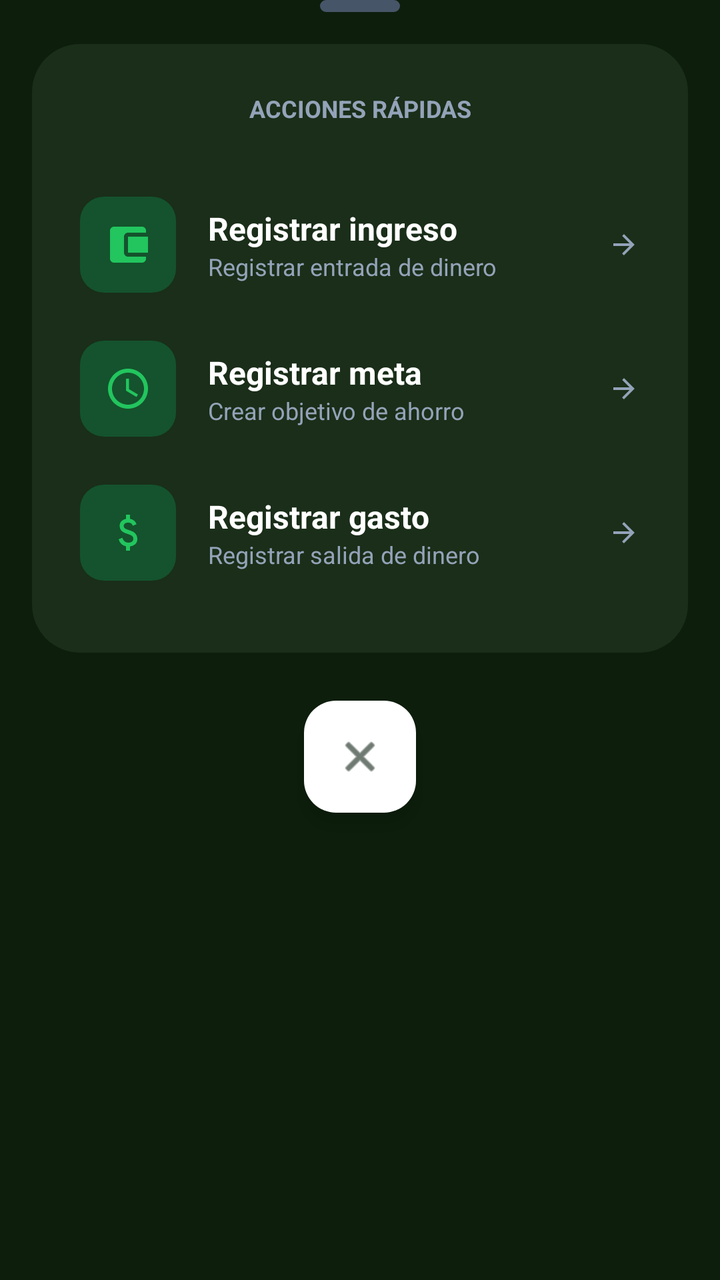
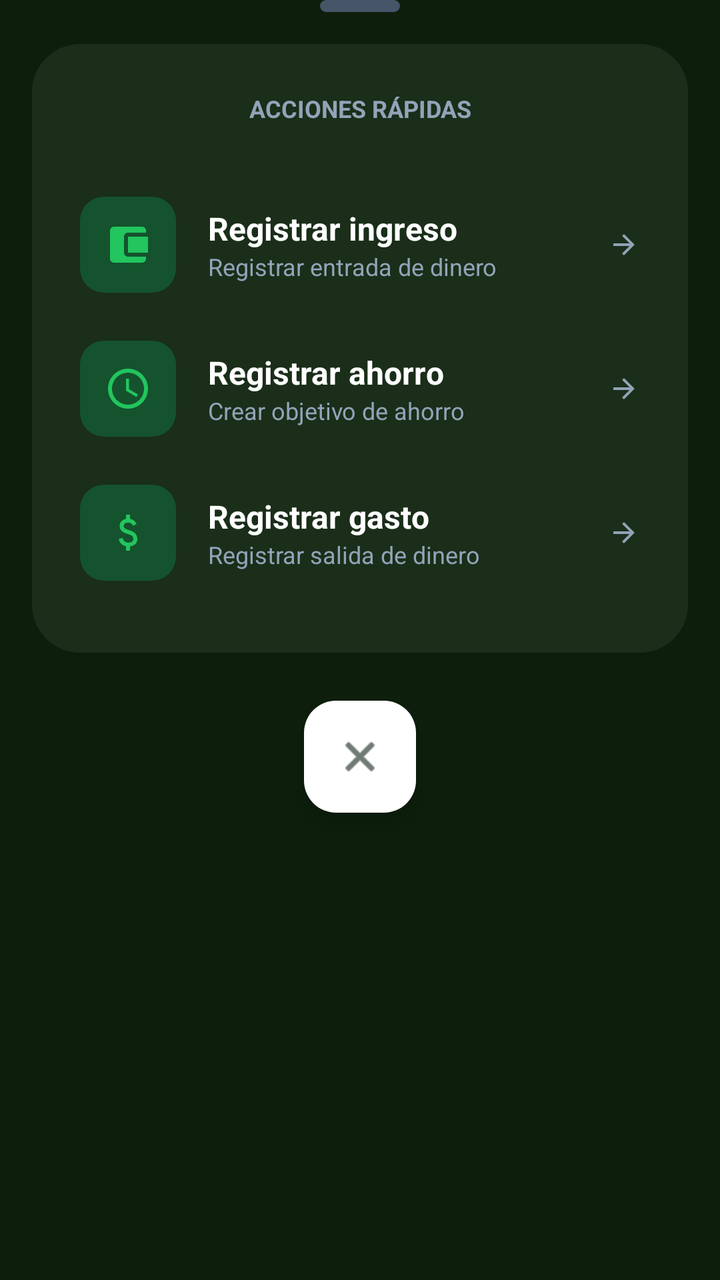

Compare the two renders of this Android layout. The source of the first and the diff that turns it into the second are given below.
<!-- AndroidManifest.xml: application theme Theme.IngresosGastosApp -->
<!-- res/layout/fragment_quick_actions.xml -->
<?xml version="1.0" encoding="utf-8"?>

<LinearLayout xmlns:android="http://schemas.android.com/apk/res/android"
    xmlns:app="http://schemas.android.com/apk/res-auto"
    android:layout_width="match_parent"
    android:layout_height="wrap_content"
    android:orientation="vertical"
    android:paddingHorizontal="16dp"
    android:paddingBottom="24dp"
    android:background="@android:color/transparent">

    
    <View
        android:layout_width="40dp"
        android:layout_height="6dp"
        android:background="@drawable/rounded_edittext"
        android:backgroundTint="#475569"
        android:layout_gravity="center_horizontal"
        android:layout_marginBottom="16dp"/>

    <LinearLayout
        android:layout_width="match_parent"
        android:layout_height="wrap_content"
        android:orientation="vertical"
        android:background="@drawable/bg_rounded_sheet"
        android:paddingVertical="24dp">

        <TextView
            android:layout_width="match_parent"
            android:layout_height="wrap_content"
            android:text="ACCIONES RÁPIDAS"
            android:textColor="@color/text_on_dark_muted"
            android:textSize="12sp"
            android:textStyle="bold"
            android:gravity="center"
            android:layout_marginBottom="24dp"/>

        
        <LinearLayout
            android:id="@+id/btnIngresoRapido"
            android:layout_width="match_parent"
            android:layout_height="wrap_content"
            android:orientation="horizontal"
            android:paddingHorizontal="24dp"
            android:paddingVertical="12dp"
            android:gravity="center_vertical"
            android:clickable="true"
            android:focusable="true"
            android:background="?attr/selectableItemBackground">

            <FrameLayout
                android:layout_width="48dp"
                android:layout_height="48dp"
                android:background="@drawable/bg_icon_container_green"
                android:gravity="center">
                <ImageView
                    android:layout_width="24dp"
                    android:layout_height="24dp"
                    android:layout_gravity="center"
                    android:src="@drawable/ic_wallet"
                    app:tint="@color/green_accent" />
            </FrameLayout>

            <LinearLayout
                android:layout_width="0dp"
                android:layout_height="wrap_content"
                android:layout_weight="1"
                android:orientation="vertical"
                android:layout_marginStart="16dp">
                
                <TextView
                    android:layout_width="wrap_content"
                    android:layout_height="wrap_content"
                    android:text="Registrar ingreso"
                    android:textColor="@color/white"
                    android:textSize="16sp"
                    android:textStyle="bold"/>
                
                <TextView
                    android:layout_width="wrap_content"
                    android:layout_height="wrap_content"
                    android:text="Registrar entrada de dinero"
                    android:textColor="@color/text_on_dark_muted"
                    android:textSize="12sp"/>
            </LinearLayout>

            <ImageView
                android:layout_width="16dp"
                android:layout_height="16dp"
                android:src="@drawable/ic_arrow_back_24"
                android:rotation="180"
                app:tint="@color/text_on_dark_muted"/>
        </LinearLayout>

        
        <LinearLayout
            android:id="@+id/btnNuevaMeta"
            android:layout_width="match_parent"
            android:layout_height="wrap_content"
            android:orientation="horizontal"
            android:paddingHorizontal="24dp"
            android:paddingVertical="12dp"
            android:gravity="center_vertical"
            android:clickable="true"
            android:focusable="true"
            android:background="?attr/selectableItemBackground">

            <FrameLayout
                android:layout_width="48dp"
                android:layout_height="48dp"
                android:background="@drawable/bg_icon_container_green"
                android:gravity="center">
                <ImageView
                    android:layout_width="24dp"
                    android:layout_height="24dp"
                    android:layout_gravity="center"
                    android:src="@drawable/ic_goal"
                    app:tint="@color/green_accent" />
            </FrameLayout>

            <LinearLayout
                android:layout_width="0dp"
                android:layout_height="wrap_content"
                android:layout_weight="1"
                android:orientation="vertical"
                android:layout_marginStart="16dp">
                
                <TextView
                    android:layout_width="wrap_content"
                    android:layout_height="wrap_content"
                    android:text="Registrar meta"
                    android:textColor="@color/white"
                    android:textSize="16sp"
                    android:textStyle="bold"/>
                
                <TextView
                    android:layout_width="wrap_content"
                    android:layout_height="wrap_content"
                    android:text="Crear objetivo de ahorro"
                    android:textColor="@color/text_on_dark_muted"
                    android:textSize="12sp"/>
            </LinearLayout>

            <ImageView
                android:layout_width="16dp"
                android:layout_height="16dp"
                android:src="@drawable/ic_arrow_back_24"
                android:rotation="180"
                app:tint="@color/text_on_dark_muted"/>
        </LinearLayout>

        
        <LinearLayout
            android:id="@+id/btnNuevoGasto"
            android:layout_width="match_parent"
            android:layout_height="wrap_content"
            android:orientation="horizontal"
            android:paddingHorizontal="24dp"
            android:paddingVertical="12dp"
            android:gravity="center_vertical"
            android:clickable="true"
            android:focusable="true"
            android:background="?attr/selectableItemBackground">

            <FrameLayout
                android:layout_width="48dp"
                android:layout_height="48dp"
                android:background="@drawable/bg_icon_container_green"
                android:gravity="center">
                <ImageView
                    android:layout_width="24dp"
                    android:layout_height="24dp"
                    android:layout_gravity="center"
                    android:src="@drawable/ic_attach_money"
                    app:tint="@color/green_accent" />
            </FrameLayout>

            <LinearLayout
                android:layout_width="0dp"
                android:layout_height="wrap_content"
                android:layout_weight="1"
                android:orientation="vertical"
                android:layout_marginStart="16dp">
                
                <TextView
                    android:layout_width="wrap_content"
                    android:layout_height="wrap_content"
                    android:text="Registrar gasto"
                    android:textColor="@color/white"
                    android:textSize="16sp"
                    android:textStyle="bold"/>
                
                <TextView
                    android:layout_width="wrap_content"
                    android:layout_height="wrap_content"
                    android:text="Registrar salida de dinero"
                    android:textColor="@color/text_on_dark_muted"
                    android:textSize="12sp"/>
            </LinearLayout>

            <ImageView
                android:layout_width="16dp"
                android:layout_height="16dp"
                android:src="@drawable/ic_arrow_back_24"
                android:rotation="180"
                app:tint="@color/text_on_dark_muted"/>
        </LinearLayout>

    </LinearLayout>

    
    <com.google.android.material.floatingactionbutton.FloatingActionButton
        android:id="@+id/btnCloseSheet"
        android:layout_width="wrap_content"
        android:layout_height="wrap_content"
        android:layout_gravity="center_horizontal"
        android:layout_marginTop="24dp"
        app:backgroundTint="@color/white"
        app:tint="#102216"
        app:fabSize="normal"
        android:src="@android:drawable/ic_menu_close_clear_cancel"
        app:elevation="8dp" />

</LinearLayout>
<!-- resources referenced by this layout -->
<resources>
  <color name="green_accent">#22C55E</color>
  <color name="text_on_dark_muted">#94A3B8</color>
  <color name="white">#FFFFFFFF</color>
  <!-- drawable bg_icon_container_green (drawable) -->
  <?xml version="1.0" encoding="utf-8"?>
  
  <shape xmlns:android="http://schemas.android.com/apk/res/android">
      <solid android:color="@color/green_darker" />
      <corners android:radius="12dp" />
  </shape>
  <!-- drawable bg_rounded_sheet (drawable) -->
  <?xml version="1.0" encoding="utf-8"?>
  
  <shape xmlns:android="http://schemas.android.com/apk/res/android">
      <solid android:color="@color/bg_dark_card" />
      <corners android:radius="24dp" />
  </shape>
  <!-- drawable ic_arrow_back_24 (drawable) -->
  <vector xmlns:android="http://schemas.android.com/apk/res/android"
      android:width="24dp"
      android:height="24dp"
      android:viewportWidth="24.0"
      android:viewportHeight="24.0">
      <path
          android:fillColor="#FFFFFFFF"
          android:pathData="M20,11H7.83l5.59,-5.59L12,4l-8,8 8,8 1.41,-1.41L7.83,13H20v-2z"/>
  </vector>
  <!-- drawable ic_goal (drawable) -->
  <?xml version="1.0" encoding="utf-8"?>
  <vector xmlns:android="http://schemas.android.com/apk/res/android"
      android:width="24dp"
      android:height="24dp"
      android:viewportWidth="24"
      android:viewportHeight="24">
      <path
          android:fillColor="@color/green_accent"
          android:pathData="M12,2C6.48,2 2,6.48 2,12s4.48,10 10,10 10,-4.48 10,-10S17.52,2 12,2zM12,20c-4.42,0 -8,-3.58 -8,-8s3.58,-8 8,-8 8,3.58 8,8 -3.58,8 -8,8zM12.5,7H11v6l5.25,3.15 0.75,-1.23 -4.5,-2.67z"/>
  </vector>
  <!-- drawable ic_wallet (drawable) -->
  <?xml version="1.0" encoding="utf-8"?>
  <vector xmlns:android="http://schemas.android.com/apk/res/android"
      android:width="24dp"
      android:height="24dp"
      android:viewportWidth="24"
      android:viewportHeight="24">
      <path
          android:fillColor="@color/green_accent"
          android:pathData="M21,18v1c0,1.1 -0.9,2 -2,2H5c-1.11,0 -2,-0.9 -2,-2V5c0,-1.1 0.89,-2 2,-2h14c1.1,0 2,0.9 2,2v1h-9c-1.11,0 -2,0.9 -2,2v8c0,1.1 0.89,2 2,2h9zM12,16h10V8H12v8z"/>
  </vector>
  <!-- drawable rounded_edittext (drawable) -->
  <?xml version="1.0" encoding="utf-8"?>
  
  <shape xmlns:android="http://schemas.android.com/apk/res/android">
      <solid android:color="#1A2E19" /> 
      <corners android:radius="12dp" />
      <stroke
          android:width="1dp"
          android:color="#2E7D32" /> 
      <padding
          android:left="16dp"
          android:top="12dp"
          android:right="16dp"
          android:bottom="12dp" />
  </shape>
  <style name="Theme.IngresosGastosApp" parent="Base.Theme.IngresosGastosApp" />
  <color name="green_darker">#14532D</color>
  <color name="bg_dark_card">#1A2E19</color>
  <style name="Base.Theme.IngresosGastosApp" parent="Theme.Material3.DayNight.NoActionBar">
          <item name="colorPrimary">@color/green_accent</item>
          <item name="colorPrimaryContainer">@color/bg_dark_card</item>
          <item name="colorOnPrimary">@color/white</item>
          <item name="android:statusBarColor">@color/bg_dark</item>
          <item name="android:navigationBarColor">@color/bg_dark</item>
          <item name="android:windowBackground">@color/bg_dark</item>
          <item name="android:windowLightStatusBar">false</item>
          <item name="shapeAppearanceOverlay">@style/CircleImage</item>
      </style>
  <color name="bg_dark">#0D1F0C</color>
  <style name="CircleImage">
          <item name="cornerSize">50%</item>
      </style>
  <!-- unchanged entries left out for length: 1 -->
</resources>

<!-- the commit's change to res/layout/fragment_quick_actions.xml (unified diff, before → after) -->
@@ -128,7 +128,7 @@
                 <TextView
                     android:layout_width="wrap_content"
                     android:layout_height="wrap_content"
-                    android:text="Registrar meta"
+                    android:text="Registrar ahorro"
                     android:textColor="@color/white"
                     android:textSize="16sp"
                     android:textStyle="bold"/>
